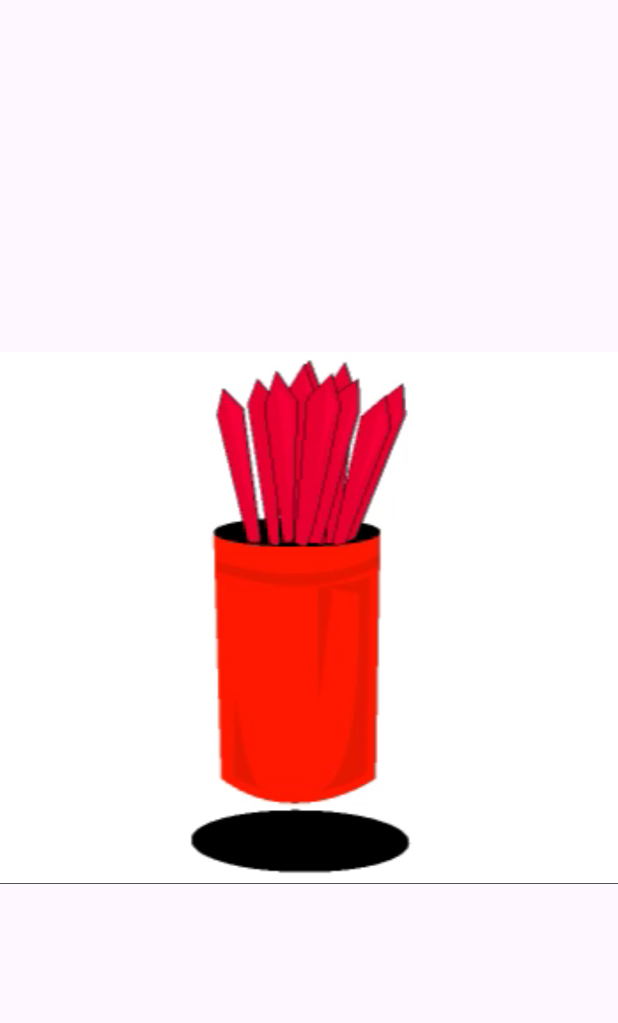
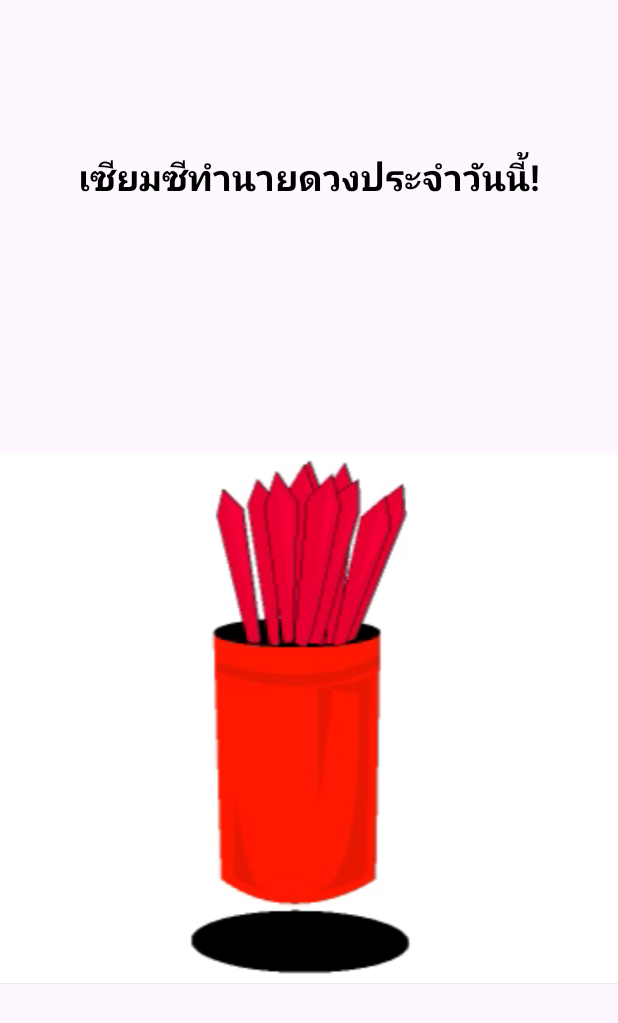
Before and after one commit to Napat6509650492/SeemSeeApp, an Android app: the screen it shows after launch (MainActivity), on a phone screen of 412 x 824 dp. Shown: the top 1023 px of the screen. Run offline under Robolectric (Android 15) with nearby library versions, the phone set to English and light mode, and no system bars.

Commit message:
add header and random fortune word

```diff
--- a/app/src/main/res/layout/activity_main.xml
+++ b/app/src/main/res/layout/activity_main.xml
@@ -3,9 +3,25 @@
     xmlns:app="http://schemas.android.com/apk/res-auto"
     xmlns:tools="http://schemas.android.com/tools"
     android:id="@+id/main"
+    android:layout_width="wrap_content"
+    android:layout_height="match_parent"
+    tools:context=".MainActivity">
+
+    <LinearLayout
         android:layout_width="match_parent"
         android:layout_height="match_parent"
-    tools:context=".MainActivity">
+        android:orientation="vertical">
+
+        <TextView
+            android:id="@+id/textView"
+            android:layout_width="match_parent"
+            android:layout_height="wrap_content"
+            android:layout_marginTop="100dp"
+            android:gravity="center"
+            android:text="@string/header"
+            android:textColor="@color/black"
+            android:textSize="24sp"
+            android:textStyle="bold" />
 
         <ImageView
             android:id="@+id/seemsee"
@@ -13,4 +29,6 @@
             android:layout_height="wrap_content"
             app:srcCompat="@drawable/seemsee1"
             tools:ignore="MissingConstraints" />
+    </LinearLayout>
+
 </androidx.constraintlayout.widget.ConstraintLayout>
--- a/app/src/main/res/values/strings.xml
+++ b/app/src/main/res/values/strings.xml
@@ -1,3 +1,4 @@
 <resources>
     <string name="app_name">SeemSeeApp</string>
+    <string name="header">เซียมซีทำนายดวงประจำวันนี้!</string>
 </resources>
```
Also changed, not shown: app/src/main/java/com/example/seemseeapp/MainActivity.java (+22 -2 lines). Lines whose indentation alone changed are shown as unchanged.
